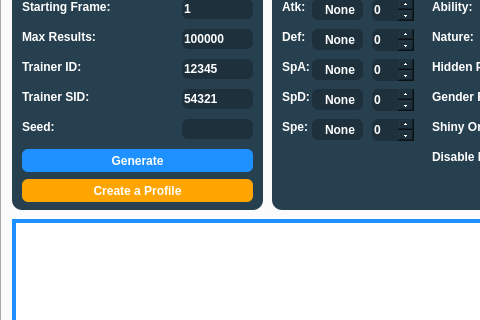
Above: Forms/mainwindow.ui from Admiral-Fish/PokeFinder before the change; both pictures show x 0 to 480 and y 173 to 493 of the 1219 by 688 pixel window. Below: the same form after it.
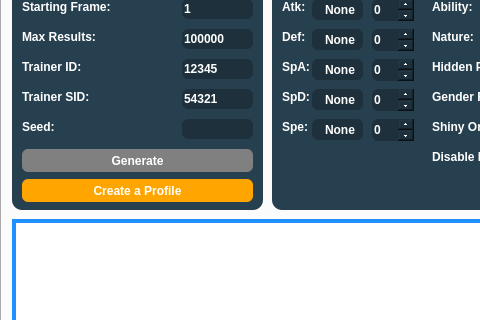
That is the form after the change. Icons and pictures are not drawn.

Diff of the .ui file:
```diff
--- a/Forms/mainwindow.ui
+++ b/Forms/mainwindow.ui
@@ -297,6 +297,9 @@
        </property>
       </widget>
       <widget class="QPushButton" name="generate">
+       <property name="enabled">
+        <bool>false</bool>
+       </property>
        <property name="geometry">
         <rect>
          <x>10</x>
```
